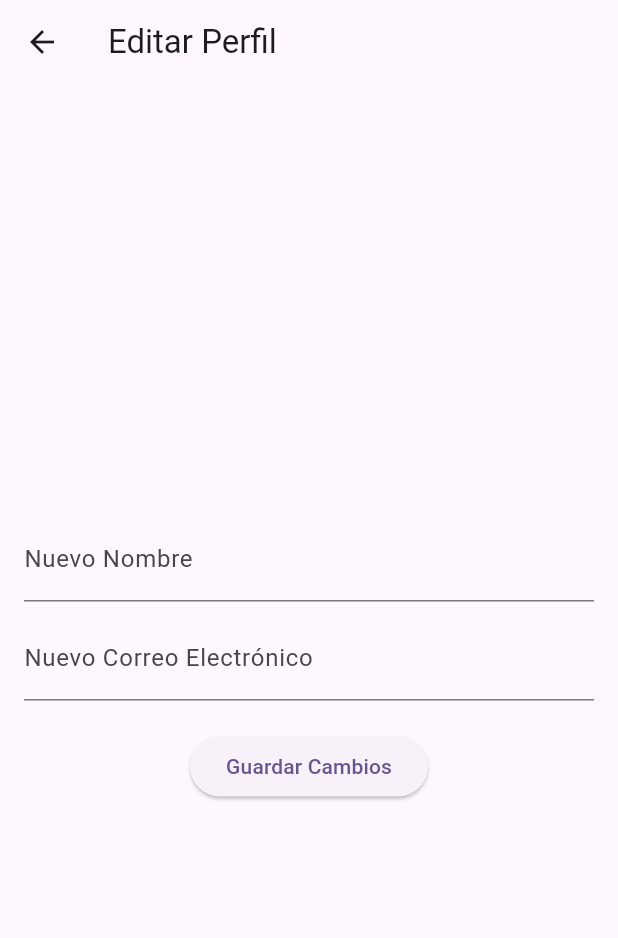
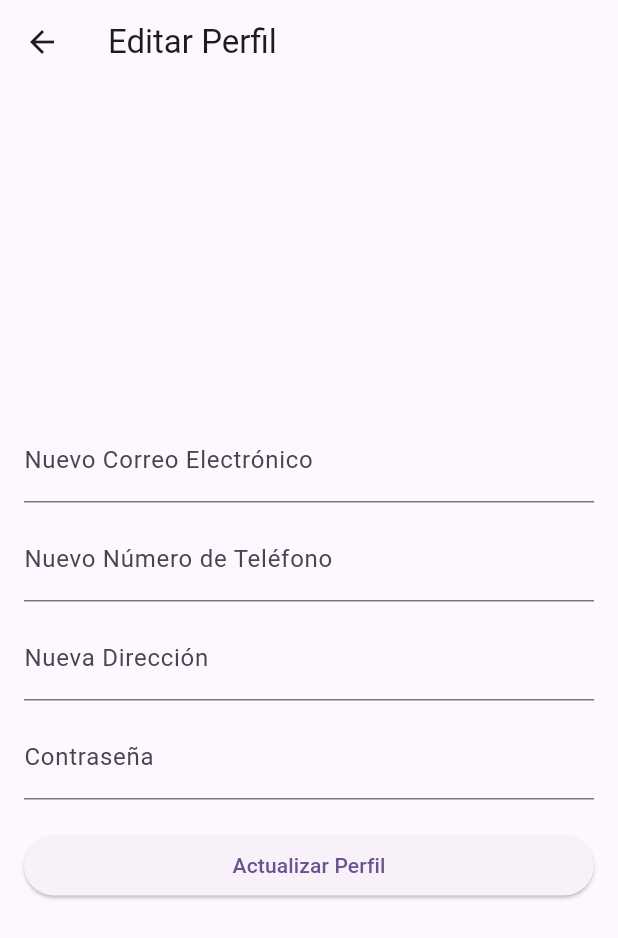
Before and after one commit to yojanz22/App_Animales, a Flutter app: the MenuPage screen opened directly with empty values, in the side drawer, after a tap on "Perfil", on a phone screen of 412 x 824 dp. Shown: the top 938 px of the screen. Run offline on Flutter 3.47's test engine with Material 3 defaults, Android fonts, the light colour scheme and no system bars; our stand-ins replace cloud_firestore, firebase_auth, firebase_core; accounts and stored records are empty.

Commit message:
editar perfil

```diff
--- a/lib/EditarPerfil.dart
+++ b/lib/EditarPerfil.dart
@@ -3,28 +3,42 @@ import 'package:flutter/material.dart';
 class EditarPerfilPage extends StatefulWidget {
   final String nombreActual;
   final String correoActual;
+  final String nombreUsuarioActual;
+  final String telefonoActual;
+  final String direccionActual;
 
-  EditarPerfilPage({required this.nombreActual, required this.correoActual});
+  EditarPerfilPage({
+    required this.nombreActual,
+    required this.correoActual,
+    required this.nombreUsuarioActual,
+    required this.telefonoActual,
+    required this.direccionActual,
+  });
 
   @override
   _EditarPerfilPageState createState() => _EditarPerfilPageState();
 }
 
 class _EditarPerfilPageState extends State<EditarPerfilPage> {
-  final TextEditingController _nombreController = TextEditingController();
-  final TextEditingController _correoController = TextEditingController();
+  late TextEditingController _correoController;
+  late TextEditingController _telefonoController;
+  late TextEditingController _direccionController;
+  late TextEditingController _passwordController;
 
   @override
   void initState() {
     super.initState();
-    _nombreController.text = widget.nombreActual;
-    _correoController.text = widget.correoActual;
+    _correoController = TextEditingController(text: widget.correoActual);
+    _telefonoController = TextEditingController(text: widget.telefonoActual);
+    _direccionController = TextEditingController(text: widget.direccionActual);
+    _passwordController = TextEditingController();
   }
 
-  void _guardarCambios() {
-    // Lógica para guardar los cambios en el perfil
-    String nuevoNombre = _nombreController.text;
+  void _actualizarPerfil() {
+    // Lógica para actualizar el perfil
     String nuevoCorreo = _correoController.text;
+    String nuevoTelefono = _telefonoController.text;
+    String nuevaDireccion = _direccionController.text;
 
     // Aquí puedes realizar operaciones como actualizar la información en Firestore
     // o cualquier otro lugar donde almacenes los datos del usuario.
@@ -43,21 +57,34 @@ class _EditarPerfilPageState extends State<EditarPerfilPage> {
         padding: const EdgeInsets.all(16.0),
         child: Column(
           mainAxisAlignment: MainAxisAlignment.center,
+          crossAxisAlignment: CrossAxisAlignment.stretch,
           children: [
-            TextField(
-              controller: _nombreController,
-              decoration: InputDecoration(labelText: 'Nuevo Nombre'),
-            ),
-            SizedBox(height: 10),
             TextField(
               controller: _correoController,
               decoration:
                   InputDecoration(labelText: 'Nuevo Correo Electrónico'),
             ),
+            SizedBox(height: 10),
+            TextField(
+              controller: _telefonoController,
+              decoration:
+                  InputDecoration(labelText: 'Nuevo Número de Teléfono'),
+            ),
+            SizedBox(height: 10),
+            TextField(
+              controller: _direccionController,
+              decoration: InputDecoration(labelText: 'Nueva Dirección'),
+            ),
+            SizedBox(height: 10),
+            TextField(
+              controller: _passwordController,
+              decoration: InputDecoration(labelText: 'Contraseña'),
+              obscureText: true,
+            ),
             SizedBox(height: 20),
             ElevatedButton(
-              onPressed: _guardarCambios,
-              child: Text('Guardar Cambios'),
+              onPressed: _actualizarPerfil,
+              child: Text('Actualizar Perfil'),
             ),
           ],
         ),
--- a/lib/Menu.dart
+++ b/lib/Menu.dart
@@ -2,7 +2,7 @@ import 'package:appanimales/EditarPerfil.dart';
 import 'package:appanimales/GoogleMap.dart';
 import 'package:appanimales/Mascotas.dart';
 import 'package:flutter/material.dart';
-import 'package:cloud_firestore/cloud_firestore.dart'; // Importar Firestore
+import 'package:cloud_firestore/cloud_firestore.dart';
 import 'package:firebase_auth/firebase_auth.dart';
 
 class MenuPage extends StatefulWidget {
@@ -17,19 +17,21 @@ class MenuPage extends StatefulWidget {
 class _MenuPageState extends State<MenuPage>
     with SingleTickerProviderStateMixin {
   late TabController _tabController;
-  String nombreUsuario = ''; // Variable para almacenar el nombre del usuario
+  String nombreUsuario = '';
+  String telefono = ''; // Agregar esto si es necesario
+  String direccion = ''; // Agregar esto si es necesario
 
   @override
   void initState() {
     super.initState();
     _tabController = TabController(length: 2, vsync: this);
 
-    // Llamar a la función para cargar el nombre del usuario desde Firestore
-    cargarNombreUsuario();
+    // Llamar a la función para cargar la información del usuario desde Firestore
+    cargarInformacionUsuario();
   }
 
-  // Función para cargar el nombre del usuario desde Firestore
-  void cargarNombreUsuario() async {
+  // Función para cargar la información del usuario desde Firestore
+  void cargarInformacionUsuario() async {
     try {
       DocumentSnapshot userSnapshot = await FirebaseFirestore.instance
           .collection('usuarios')
@@ -38,10 +40,12 @@ class _MenuPageState extends State<MenuPage>
       if (userSnapshot.exists) {
         setState(() {
           nombreUsuario = userSnapshot['nombreUsuario'];
+          telefono = userSnapshot['telefono'] ?? '';
+          direccion = userSnapshot['direccion'] ?? '';
         });
       }
     } catch (error) {
-      print('Error al cargar el nombre del usuario: $error');
+      print('Error al cargar la información del usuario: $error');
     }
   }
 
@@ -100,6 +104,9 @@ class _MenuPageState extends State<MenuPage>
                     builder: (context) => EditarPerfilPage(
                       nombreActual: nombreUsuario,
                       correoActual: widget.user?.email ?? '',
+                      nombreUsuarioActual: nombreUsuario,
+                      telefonoActual: telefono,
+                      direccionActual: direccion,
                     ),
                   ),
                 );
--- a/lib/presentation.dart
+++ b/lib/presentation.dart
@@ -26,7 +26,6 @@ class _PresentationState extends State<Presentation>
         .chain(CurveTween(curve: Curves.elasticOut))
         .animate(_animationController);
 
-    // Inicia la animación y luego navega a la página de inicio de sesión al finalizar
     _animationController.forward();
   }
 
@@ -76,21 +75,16 @@ class _PresentationState extends State<Presentation>
   void didChangeDependencies() {
     super.didChangeDependencies();
 
-    // Agregar esta parte para navegar a la LoginPage cuando la animación se completa
     _animationController.addStatusListener((status) {
       if (status == AnimationStatus.completed) {
-        // Verificar si hay un usuario autenticado
         User? user = FirebaseAuth.instance.currentUser;
 
         if (user != null) {
-          // Si hay un usuario autenticado, navega a la página principal
-          // Aquí debes reemplazar `MainPage` con la página principal real de tu aplicación
           Navigator.pushReplacement(
             context,
             MaterialPageRoute(builder: (context) => MenuPage(user: user)),
           );
         } else {
-          // Si no hay un usuario autenticado, navega a la página de inicio de sesión
           Navigator.pushReplacement(
             context,
             MaterialPageRoute(builder: (context) => LoginPage()),
```
Also changed, not shown: lib/RegistroPage.dart (+68 -5 lines).
